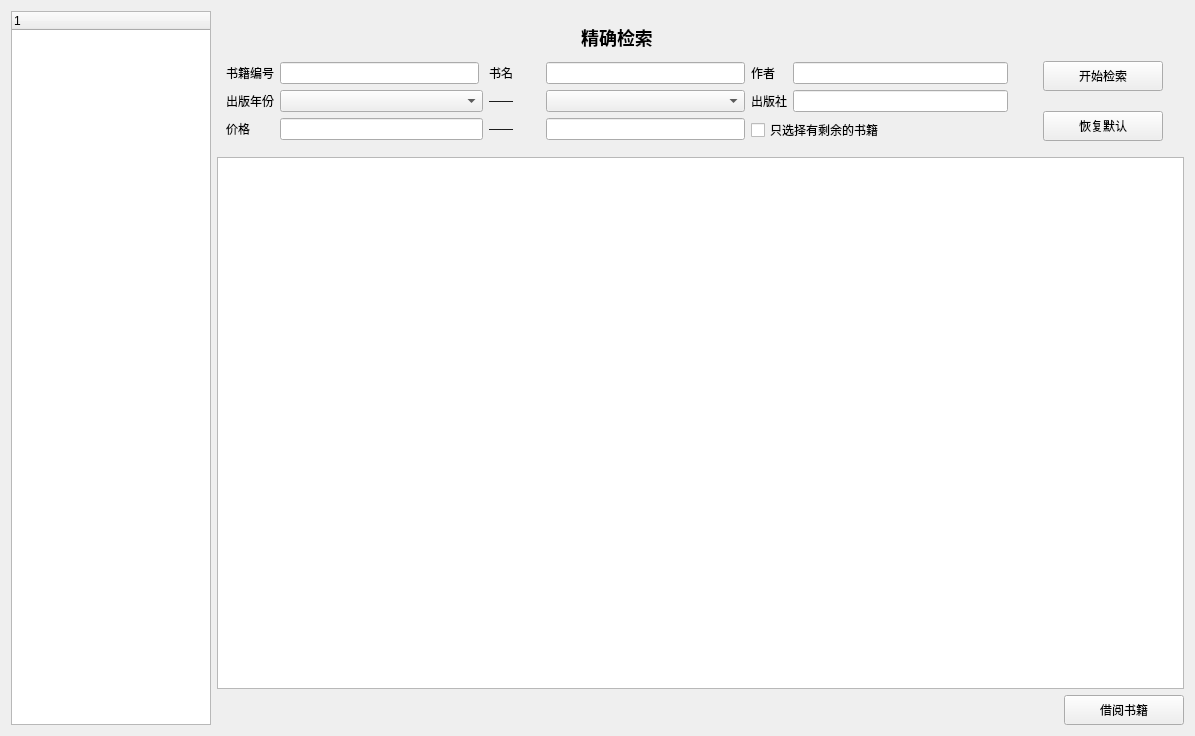
ocean0117/library-manage-by-mysql-qt, file LibraryManageByMysqlQt/booksearchwidget.ui: the form before one commit.
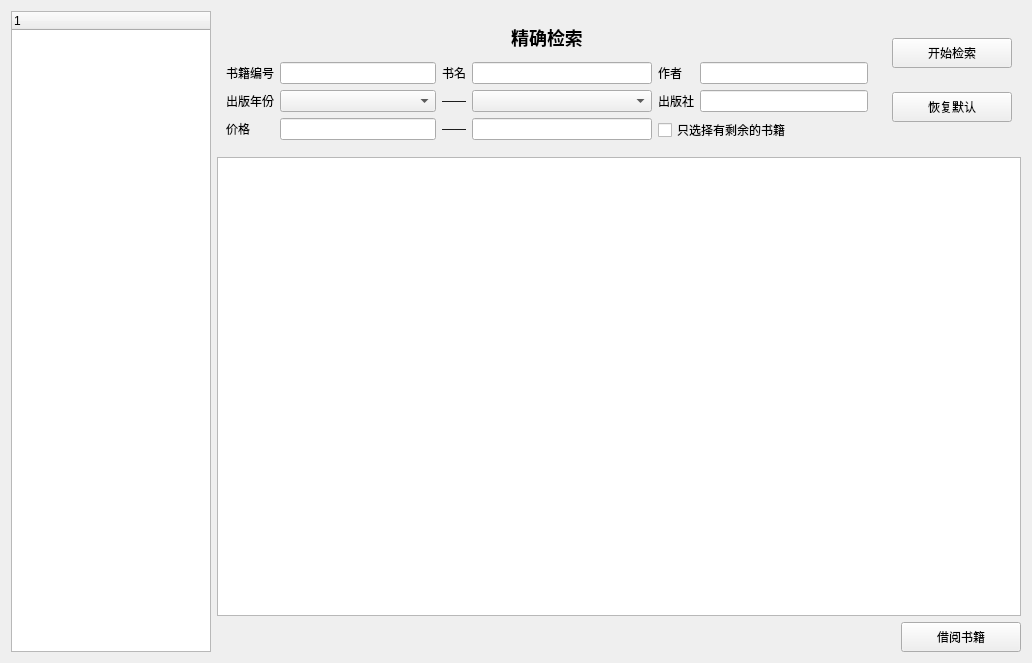
The form after the commit.

```diff
--- a/LibraryManageByMysqlQt/booksearchwidget.ui
+++ b/LibraryManageByMysqlQt/booksearchwidget.ui
@@ -6,14 +6,14 @@
    <rect>
     <x>0</x>
     <y>0</y>
-    <width>1195</width>
-    <height>736</height>
+    <width>1032</width>
+    <height>663</height>
    </rect>
   </property>
   <property name="minimumSize">
    <size>
-    <width>1195</width>
-    <height>736</height>
+    <width>778</width>
+    <height>300</height>
    </size>
   </property>
   <property name="maximumSize">
@@ -33,7 +33,7 @@
     <widget class="QTreeWidget" name="treeWidget">
      <property name="minimumSize">
       <size>
-       <width>200</width>
+       <width>100</width>
        <height>0</height>
       </size>
      </property>
@@ -58,7 +58,7 @@
         <widget class="QWidget" name="widget" native="true">
          <property name="minimumSize">
           <size>
-           <width>800</width>
+           <width>0</width>
            <height>140</height>
           </size>
          </property>
@@ -113,7 +113,7 @@
                  <widget class="QComboBox" name="comboBox_date1">
                   <property name="minimumSize">
                    <size>
-                    <width>161</width>
+                    <width>0</width>
                     <height>0</height>
                    </size>
                   </property>
@@ -151,7 +151,7 @@
                  <widget class="QComboBox" name="comboBox_date2">
                   <property name="minimumSize">
                    <size>
-                    <width>160</width>
+                    <width>0</width>
                     <height>0</height>
                    </size>
                   </property>
@@ -244,15 +244,9 @@
            <height>140</height>
           </size>
          </property>
+         <layout class="QGridLayout" name="gridLayout_6">
+          <item row="0" column="0">
          <widget class="QPushButton" name="Button_Search">
-          <property name="geometry">
-           <rect>
-            <x>20</x>
-            <y>50</y>
-            <width>120</width>
-            <height>30</height>
-           </rect>
-          </property>
           <property name="minimumSize">
            <size>
             <width>120</width>
@@ -269,15 +263,9 @@
            <string>开始检索</string>
           </property>
          </widget>
+          </item>
+          <item row="1" column="0">
          <widget class="QPushButton" name="Button_Clear">
-          <property name="geometry">
-           <rect>
-            <x>20</x>
-            <y>100</y>
-            <width>120</width>
-            <height>30</height>
-           </rect>
-          </property>
           <property name="minimumSize">
            <size>
             <width>120</width>
@@ -294,6 +282,8 @@
            <string>恢复默认</string>
           </property>
          </widget>
+          </item>
+         </layout>
         </widget>
        </item>
       </layout>
```
Lines whose indentation alone changed are shown as unchanged.
